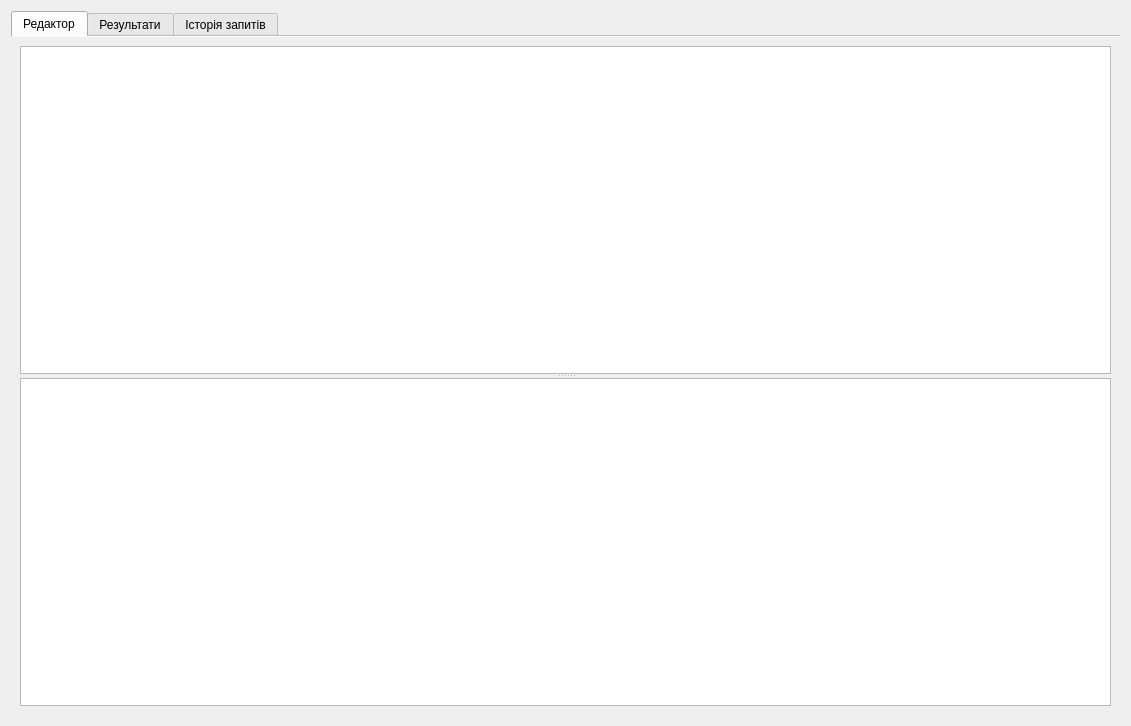
Qt form DatabseDialog/sqleditorform.ui (rust3128/Istari) before a commit.
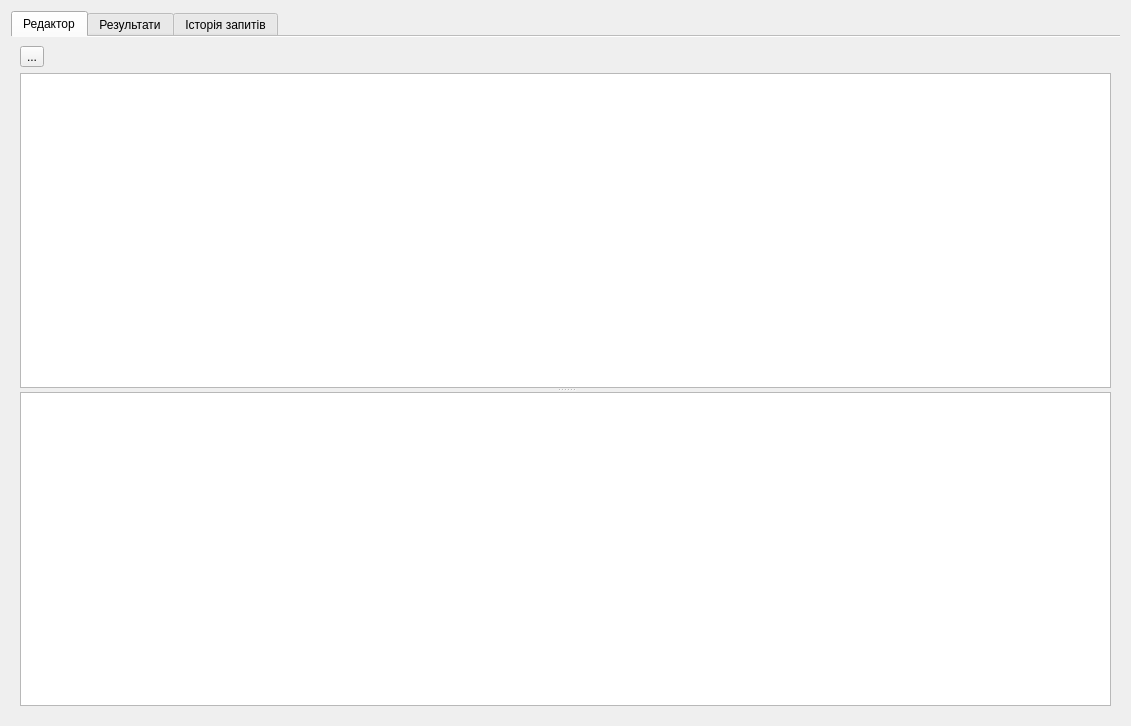
The same form after that commit. Icons and pictures are not drawn.

```diff
--- a/DatabseDialog/sqleditorform.ui
+++ b/DatabseDialog/sqleditorform.ui
@@ -28,11 +28,35 @@
       </attribute>
       <layout class="QGridLayout" name="gridLayout">
        <item row="0" column="0">
+        <widget class="QToolButton" name="toolButtonRunSQL">
+         <property name="toolTip">
+          <string>&lt;html&gt;&lt;head/&gt;&lt;body&gt;&lt;p&gt;Виконати (&lt;span style=&quot; font-weight:700;&quot;&gt;F9&lt;/span&gt;)&lt;/p&gt;&lt;/body&gt;&lt;/html&gt;</string>
+         </property>
+         <property name="text">
+          <string>...</string>
+         </property>
+         <property name="icon">
+          <iconset resource="../resourses.qrc">
+           <normaloff>:/Resources/Images/run_SQL.png</normaloff>:/Resources/Images/run_SQL.png</iconset>
+         </property>
+        </widget>
+       </item>
+       <item row="1" column="0" colspan="2">
         <widget class="QSplitter" name="splitter">
          <property name="orientation">
           <enum>Qt::Orientation::Vertical</enum>
          </property>
-         <widget class="QPlainTextEdit" name="plainTextEditSQL"/>
+         <widget class="QPlainTextEdit" name="plainTextEditSQL">
+          <property name="font">
+           <font>
+            <family>DejaVu Sans Mono</family>
+            <pointsize>12</pointsize>
+           </font>
+          </property>
+          <property name="autoFillBackground">
+           <bool>false</bool>
+          </property>
+         </widget>
          <widget class="QTextEdit" name="textEditMessage"/>
         </widget>
        </item>
```
Left out of the diff: 4 changed lines with no effect on the pictures.
